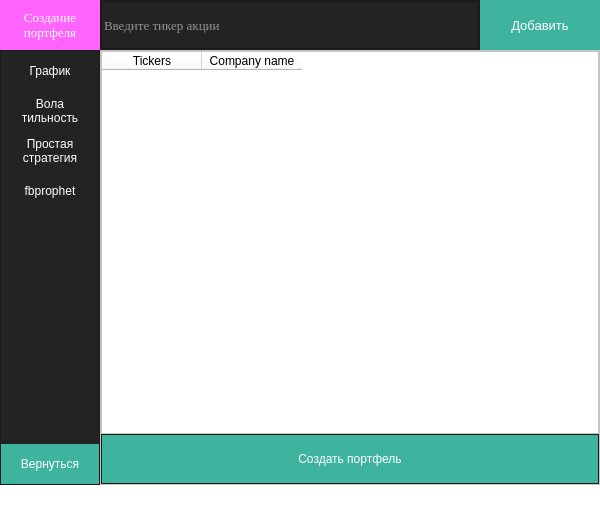
Qt form Diplom/toggle_menu/ui/create_portfolio.ui (MatienkoAndrew/ML_2021) before a commit.
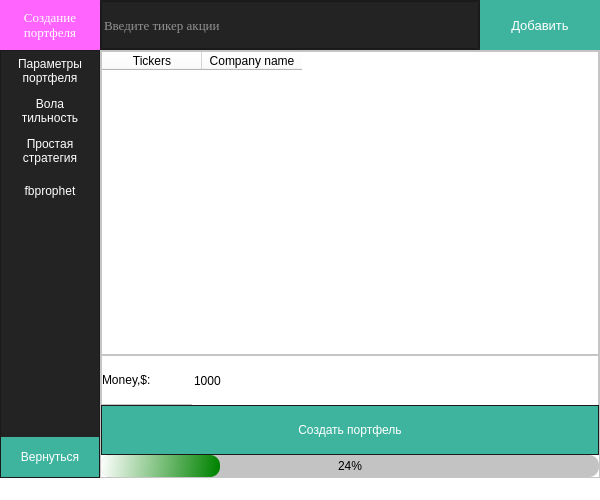
The same form after that commit. Icons and pictures are not drawn.

Commit message: Add parameters to portfolio 14/05

Diff of the .ui file:
```diff
--- a/Diplom/toggle_menu/ui/create_portfolio.ui
+++ b/Diplom/toggle_menu/ui/create_portfolio.ui
@@ -7,7 +7,7 @@
     <x>0</x>
     <y>0</y>
     <width>600</width>
-    <height>507</height>
+    <height>500</height>
    </rect>
   </property>
   <property name="minimumSize">
@@ -480,7 +480,8 @@
 }</string>
                </property>
                <property name="text">
-                <string>График</string>
+                <string>Параметры
+портфеля</string>
                </property>
               </widget>
              </item>
@@ -671,90 +672,6 @@
               <property name="spacing">
                <number>0</number>
               </property>
-              <item row="1" column="0">
-               <widget class="QFrame" name="frame">
-                <property name="sizePolicy">
-                 <sizepolicy hsizetype="Preferred" vsizetype="Preferred">
-                  <horstretch>0</horstretch>
-                  <verstretch>0</verstretch>
-                 </sizepolicy>
-                </property>
-                <property name="minimumSize">
-                 <size>
-                  <width>0</width>
-                  <height>40</height>
-                 </size>
-                </property>
-                <property name="maximumSize">
-                 <size>
-                  <width>16777215</width>
-                  <height>50</height>
-                 </size>
-                </property>
-                <property name="layoutDirection">
-                 <enum>Qt::RightToLeft</enum>
-                </property>
-                <property name="styleSheet">
-                 <string notr="true">QFrame {
-	color: #FFF;
-	background-color: rgb(35, 35, 35);
-}</string>
-                </property>
-                <property name="frameShape">
-                 <enum>QFrame::StyledPanel</enum>
-                </property>
-                <property name="frameShadow">
-                 <enum>QFrame::Raised</enum>
-                </property>
-                <layout class="QGridLayout" name="gridLayout_2">
-                 <property name="leftMargin">
-                  <number>0</number>
-                 </property>
-                 <property name="topMargin">
-                  <number>0</number>
-                 </property>
-                 <property name="rightMargin">
-                  <number>0</number>
-                 </property>
-                 <property name="bottomMargin">
-                  <number>0</number>
-                 </property>
-                 <property name="spacing">
-                  <number>0</number>
-                 </property>
-                 <item row="0" column="0">
-                  <widget class="QPushButton" name="pushButton">
-                   <property name="sizePolicy">
-                    <sizepolicy hsizetype="Expanding" vsizetype="Expanding">
-                     <horstretch>0</horstretch>
-                     <verstretch>0</verstretch>
-                    </sizepolicy>
-                   </property>
-                   <property name="styleSheet">
-                    <string notr="true">QPushButton {
-	border: none;
-	color: #FFF;
-	background-color: rgb(62, 180, 158);
-	font: 75 10pt &quot;MS Shell Dlg 2&quot;;
-}
-
-QPushButton:hover {
-	border: 1px solid rgb(48, 50, 62);
-}
-
-QPushButton:pressed {
-	background-color: rgb(162, 180, 158);
-	padding-top: 5px;
-}</string>
-                   </property>
-                   <property name="text">
-                    <string>Создать портфель</string>
-                   </property>
-                  </widget>
-                 </item>
-                </layout>
-               </widget>
-              </item>
               <item row="0" column="0">
                <widget class="QTableWidget" name="tableWidget">
                 <property name="frameShape">
@@ -793,12 +710,230 @@
                 </column>
                </widget>
               </item>
+              <item row="2" column="0">
+               <widget class="QFrame" name="frame">
+                <property name="sizePolicy">
+                 <sizepolicy hsizetype="Preferred" vsizetype="Preferred">
+                  <horstretch>0</horstretch>
+                  <verstretch>0</verstretch>
+                 </sizepolicy>
+                </property>
+                <property name="minimumSize">
+                 <size>
+                  <width>0</width>
+                  <height>40</height>
+                 </size>
+                </property>
+                <property name="maximumSize">
+                 <size>
+                  <width>16777215</width>
+                  <height>50</height>
+                 </size>
+                </property>
+                <property name="layoutDirection">
+                 <enum>Qt::RightToLeft</enum>
+                </property>
+                <property name="styleSheet">
+                 <string notr="true">QFrame {
+	color: #FFF;
+	background-color: rgb(35, 35, 35);
+}</string>
+                </property>
+                <property name="frameShape">
+                 <enum>QFrame::StyledPanel</enum>
+                </property>
+                <property name="frameShadow">
+                 <enum>QFrame::Raised</enum>
+                </property>
+                <layout class="QGridLayout" name="gridLayout_2">
+                 <property name="leftMargin">
+                  <number>0</number>
+                 </property>
+                 <property name="topMargin">
+                  <number>0</number>
+                 </property>
+                 <property name="rightMargin">
+                  <number>0</number>
+                 </property>
+                 <property name="bottomMargin">
+                  <number>0</number>
+                 </property>
+                 <property name="spacing">
+                  <number>0</number>
+                 </property>
+                 <item row="0" column="0">
+                  <widget class="QPushButton" name="btn_create_portfolio">
+                   <property name="sizePolicy">
+                    <sizepolicy hsizetype="Expanding" vsizetype="Expanding">
+                     <horstretch>0</horstretch>
+                     <verstretch>0</verstretch>
+                    </sizepolicy>
+                   </property>
+                   <property name="styleSheet">
+                    <string notr="true">QPushButton {
+	border: none;
+	color: #FFF;
+	background-color: rgb(62, 180, 158);
+	font: 75 10pt &quot;MS Shell Dlg 2&quot;;
+}
+
+QPushButton:hover {
+	border: 1px solid rgb(48, 50, 62);
+}
+
+QPushButton:pressed {
+	background-color: rgb(162, 180, 158);
+	padding-top: 5px;
+}</string>
+                   </property>
+                   <property name="text">
+                    <string>Создать портфель</string>
+                   </property>
+                  </widget>
+                 </item>
+                </layout>
+               </widget>
+              </item>
+              <item row="1" column="0">
+               <widget class="QFrame" name="frame_3">
+                <property name="minimumSize">
+                 <size>
+                  <width>0</width>
+                  <height>50</height>
+                 </size>
+                </property>
+                <property name="maximumSize">
+                 <size>
+                  <width>16777215</width>
+                  <height>50</height>
+                 </size>
+                </property>
+                <property name="frameShape">
+                 <enum>QFrame::StyledPanel</enum>
+                </property>
+                <property name="frameShadow">
+                 <enum>QFrame::Raised</enum>
+                </property>
+                <layout class="QGridLayout" name="gridLayout_3">
+                 <property name="leftMargin">
+                  <number>0</number>
+                 </property>
+                 <property name="topMargin">
+                  <number>0</number>
+                 </property>
+                 <property name="rightMargin">
+                  <number>0</number>
+                 </property>
+                 <property name="bottomMargin">
+                  <number>0</number>
+                 </property>
+                 <property name="spacing">
+                  <number>0</number>
+                 </property>
+                 <item row="0" column="0">
+                  <widget class="QLabel" name="label">
+                   <property name="sizePolicy">
+                    <sizepolicy hsizetype="Expanding" vsizetype="Preferred">
+                     <horstretch>0</horstretch>
+                     <verstretch>0</verstretch>
+                    </sizepolicy>
+                   </property>
+                   <property name="minimumSize">
+                    <size>
+                     <width>90</width>
+                     <height>0</height>
+                    </size>
+                   </property>
+                   <property name="maximumSize">
+                    <size>
+                     <width>90</width>
+                     <height>16777215</height>
+                    </size>
+                   </property>
+                   <property name="styleSheet">
+                    <string notr="true">background-color: rgb(255, 255, 255);
+font: 12pt &quot;MingLiU_HKSCS-ExtB&quot;;
+color: rgb(0, 0, 0);</string>
+                   </property>
+                   <property name="text">
+                    <string>Money,$:</string>
+                   </property>
+                  </widget>
+                 </item>
+                 <item row="0" column="1">
+                  <widget class="QSpinBox" name="spinBox">
+                   <property name="sizePolicy">
+                    <sizepolicy hsizetype="Minimum" vsizetype="Fixed">
+                     <horstretch>0</horstretch>
+                     <verstretch>0</verstretch>
+                    </sizepolicy>
+                   </property>
+                   <property name="minimumSize">
+                    <size>
+                     <width>0</width>
+                     <height>50</height>
+                    </size>
+                   </property>
+                   <property name="maximumSize">
+                    <size>
+                     <width>16777215</width>
+                     <height>50</height>
+                    </size>
+                   </property>
+                   <property name="styleSheet">
+                    <string notr="true">background-color: rgb(255, 255, 255);
+font: 12pt &quot;MingLiU_HKSCS-ExtB&quot;;</string>
+                   </property>
+                   <property name="frame">
+                    <bool>false</bool>
+                   </property>
+                   <property name="buttonSymbols">
+                    <enum>QAbstractSpinBox::NoButtons</enum>
+                   </property>
+                   <property name="specialValueText">
+                    <string/>
+                   </property>
+                   <property name="keyboardTracking">
+                    <bool>true</bool>
+                   </property>
+                   <property name="maximum">
+                    <number>999999999</number>
+                   </property>
+                   <property name="value">
+                    <number>1000</number>
+                   </property>
+                  </widget>
+                 </item>
+                </layout>
+               </widget>
+              </item>
              </layout>
             </widget>
             <widget class="QWidget" name="page_2"/>
             <widget class="QWidget" name="page_3"/>
            </widget>
           </item>
+          <item>
+           <widget class="QProgressBar" name="progressBar">
+            <property name="styleSheet">
+             <string notr="true">QProgressBar{
+	background-color: rgb(195, 195, 195);
+	border-radius: 10px;
+	color: black;
+	text-align: center;
+}
+
+QProgressBar::chunk{
+	border-radius: 10px;
+	background-color: 	qlineargradient(spread:pad, x1:1, y1:0.0227273, x2:0, y2:0, stop:0 rgba(0, 131, 0, 255), stop:1 rgba(255, 255, 255, 255))
+
+}</string>
+            </property>
+            <property name="value">
+             <number>24</number>
+            </property>
+           </widget>
+          </item>
          </layout>
         </widget>
        </item>
```
Left out of the diff: 102 changed lines with no effect on the pictures. The commit also changes 2 other files.
